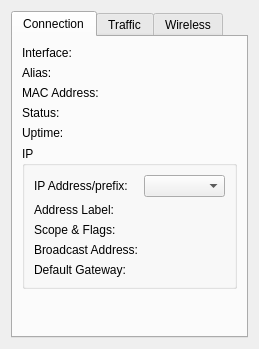
KDE/knemo, file src/knemod/interfacestatusdlg.ui: the form before one commit.
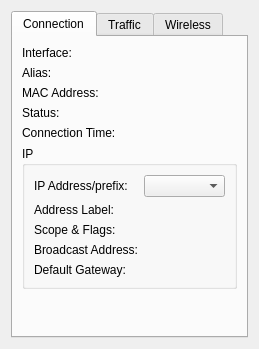
The form after the commit.

What changed in the file:
```diff
--- a/src/knemod/interfacestatusdlg.ui
+++ b/src/knemod/interfacestatusdlg.ui
@@ -236,7 +236,7 @@
        <item row="4" column="0">
         <widget class="QLabel" name="textLabel3">
          <property name="text">
-          <string>Uptime:</string>
+          <string>Connection Time:</string>
          </property>
          <property name="wordWrap">
           <bool>false</bool>
```
Left out of the diff: 2 changed lines with no effect on the pictures.
